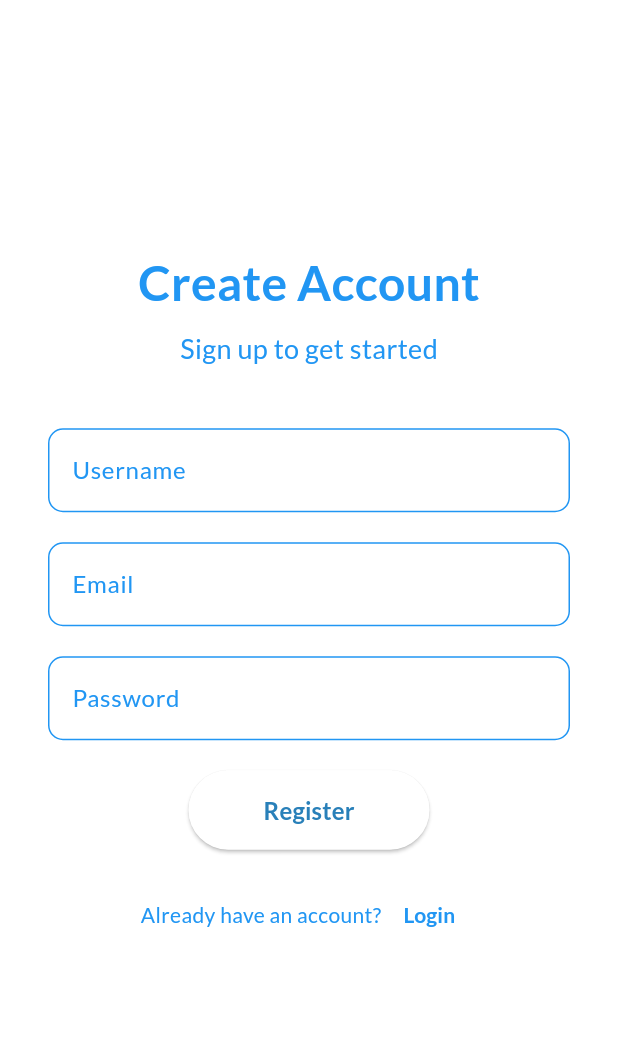
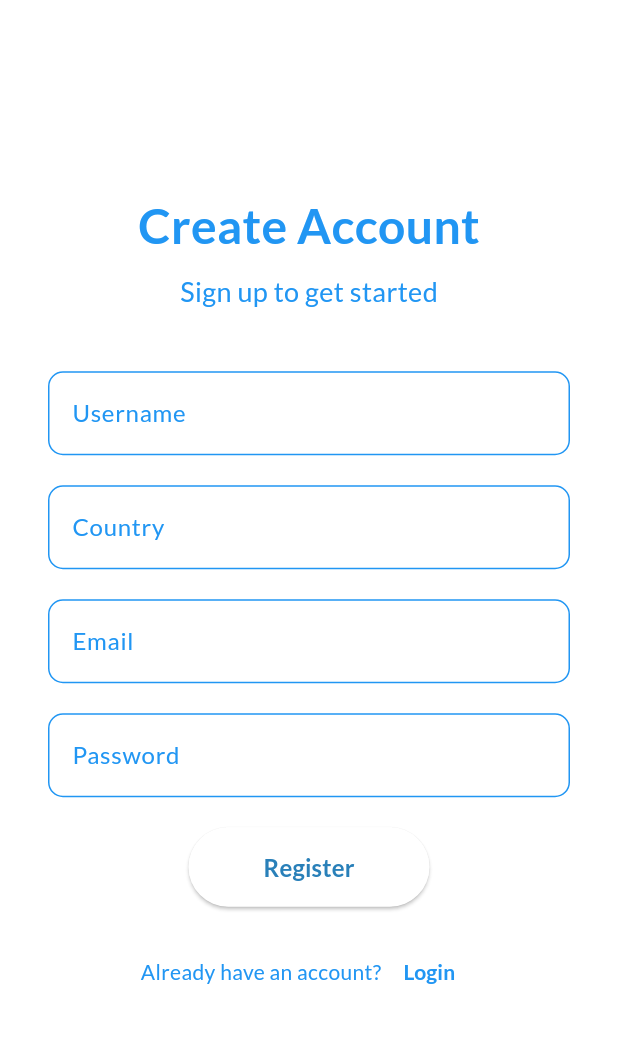
Before and after one commit to MdFarhanRaja/chatting_app, a Flutter app: the screen it shows after launch, after a tap on "Login", after a tap on "Register", on a phone screen of 412 x 824 dp, the part 60-1103 px from its top. Run offline on Flutter 3.47's test engine with Material 3 defaults, Android fonts, the phone set to English and light mode, and no system bars; our stand-ins replace dio, firebase_auth, firebase_core, firebase_messaging, flutter_local_notifications, flutter_spinkit and 8 more; missing offline and left inert: mobile_scanner; accounts and stored records are empty; generated files the repository leaves out were written again; network calls fail; key blocks and very long unbroken strings in the code were emptied for the run.

Commit message:
add country selection with API integration to registration form

```diff
--- a/lib/base_class.dart
+++ b/lib/base_class.dart
@@ -8,6 +8,7 @@ import 'package:provider/provider.dart';
 import 'providers/app_locale_provider.dart';
 import 'providers/auth_provider.dart' as FA;
 import 'providers/chat_provider.dart';
+import 'providers/country_provider.dart';
 import 'utils/app_constants.dart';
 import 'utils/logger.dart';
 import 'widgets/two_button_dialog.dart';
@@ -21,11 +22,13 @@ abstract class BaseClass<T extends StatefulWidget> extends State<T> {
   late FA.AuthProvider authProvider;
   late ChatProvider chatProvider;
   late AppLocaleProvider appLocaleProvider;
+  late CountryProvider countryProvider;
 
   initProvider() {
     authProvider = Provider.of<FA.AuthProvider>(context, listen: false);
     chatProvider = Provider.of<ChatProvider>(context, listen: false);
     appLocaleProvider = Provider.of<AppLocaleProvider>(context, listen: false);
+    countryProvider = Provider.of<CountryProvider>(context, listen: false);
   }
 
   AppLocalizations AppLocale() {
--- a/lib/l10n/app_ar.arb
+++ b/lib/l10n/app_ar.arb
@@ -27,5 +27,8 @@
     "username": "اسم المستخدم",
     "email": "البريد الإلكتروني",
     "userId": "رقم المستخدم",
-    "chats": "المحادثات"
+    "chats": "المحادثات",
+    "country": "البلد",
+    "pleaseSelectYourCountry": "الرجاء اختيار بلدك",
+    "pleaseEnterYourCountry": "الرجاء إدخال بلدك"
 }
--- a/lib/l10n/app_en.arb
+++ b/lib/l10n/app_en.arb
@@ -27,5 +27,8 @@
     "username": "Username",
     "email": "Email",
     "userId": "User ID",
-    "chats": "Chats"
+    "chats": "Chats",
+    "country": "Country",
+    "pleaseSelectYourCountry": "Please select your country",
+    "pleaseEnterYourCountry": "Please enter your country"
 }
--- a/lib/main.dart
+++ b/lib/main.dart
@@ -3,6 +3,7 @@ import 'package:firebase_core/firebase_core.dart';
 import 'package:flutter/material.dart';
 import 'package:flutter_application_1/base_class.dart';
 import 'package:flutter_application_1/providers/notification_provider.dart';
+import 'package:flutter_application_1/providers/country_provider.dart';
 import 'package:flutter_application_1/providers/chat_provider.dart';
 import 'package:flutter_application_1/screens/home_screen.dart';
 import 'package:google_fonts/google_fonts.dart';
@@ -49,6 +50,7 @@ Widget runWithProvider(Widget app) {
       ),
       ChangeNotifierProvider(create: (_) => ChatProvider()),
       ChangeNotifierProvider(create: (_) => AppLocaleProvider()),
+      ChangeNotifierProvider(create: (_) => CountryProvider()),
     ],
     child: app,
   );
--- /dev/null
+++ b/lib/models/country.dart
@@ -0,0 +1,11 @@
+class Country {
+  final String name;
+
+  Country({required this.name});
+
+  factory Country.fromJson(Map<String, dynamic> json) {
+    return Country(
+      name: json['name']['common'],
+    );
+  }
+}
--- /dev/null
+++ b/lib/providers/country_provider.dart
@@ -0,0 +1,44 @@
+import 'dart:convert';
+import 'package:flutter/material.dart';
+import 'package:flutter_application_1/models/country.dart';
+import 'package:flutter_application_1/providers/base_provider.dart';
+import 'package:flutter_application_1/services/country_service.dart';
+
+import 'package:flutter_application_1/network/call_back_listeners.dart';
+
+class CountryProvider extends BaseProvider implements ApiResponse {
+  late CountryService _countryService;
+  List<Country> _countries = [];
+  bool _isLoading = false;
+
+  List<Country> get countries => _countries;
+  bool get isLoading => _isLoading;
+
+  CountryProvider() {
+    _countryService = CountryService(this);
+  }
+
+  Future<void> getCountries() async {
+    _isLoading = true;
+    notifyListeners();
+    await _countryService.getCountries();
+  }
+
+  @override
+  void onError(String error, int statusCode, Enum requestCode) {
+    _isLoading = false;
+    notifyListeners();
+    // You can add more robust error handling here
+    debugPrint('Error fetching countries: $error');
+  }
+
+  @override
+  void onResponse(String response, int statusCode, Enum requestCode) {
+    if (requestCode == CountryApiRequestCode.getCountries) {
+      final List<dynamic> countryList = json.decode(response);
+      _countries = countryList.map((data) => Country.fromJson(data)).toList();
+      _isLoading = false;
+      notifyListeners();
+    }
+  }
+}
--- a/lib/screens/register_screen.dart
+++ b/lib/screens/register_screen.dart
@@ -1,12 +1,15 @@
 import 'package:flutter/material.dart';
+
+import 'package:flutter_application_1/base_class.dart';
+import 'package:flutter_application_1/models/country.dart';
+import 'package:flutter_application_1/providers/country_provider.dart';
 import 'package:flutter_application_1/providers/auth_provider.dart';
 import 'package:flutter_application_1/screens/home_screen.dart';
 import 'package:flutter_application_1/utils/app_constants.dart';
 import 'package:flutter_application_1/widgets/text_form_field_widget.dart';
+import 'package:flutter_spinkit/flutter_spinkit.dart';
 import 'package:google_fonts/google_fonts.dart';
 import 'package:provider/provider.dart';
-
-import '../base_class.dart';
 
 class RegisterScreen extends StatefulWidget {
   const RegisterScreen({super.key});
@@ -20,10 +23,15 @@ class _RegisterScreenState extends BaseClass<RegisterScreen> {
   final _usernameController = TextEditingController();
   final _emailController = TextEditingController();
   final _passwordController = TextEditingController();
-
+  final _countryController = TextEditingController();
+  List<Country> _filteredCountries = [];
   @override
   void initState() {
     super.initState();
+    // Fetch countries when the screen initializes
+    WidgetsBinding.instance.addPostFrameCallback((_) {
+      countryProvider.getCountries();
+    });
     initProvider();
   }
 
@@ -85,6 +93,51 @@ class _RegisterScreenState extends BaseClass<RegisterScreen> {
                       return AppLocale().pleaseEnterYourUsername;
                     }
                     return null;
+                  },
+                ),
+                const SizedBox(height: 20.0),
+                Consumer<CountryProvider>(
+                  builder: (context, countryProvider, child) {
+                    return Stack(
+                      alignment:
+                          isArabic
+                              ? Alignment.centerLeft
+                              : Alignment.centerRight,
+                      children: [
+                        TextFormFieldWidget(
+                          enabled: !countryProvider.isLoading,
+                          enableInteractiveSelection: false,
+                          controller: _countryController,
+                          labelText: AppLocale().country,
+                          onTap: () {
+                            if (countryProvider.countries.isNotEmpty) {
+                              _showCountryPickerDialog(
+                                countryProvider.countries,
+                              );
+                            }
+                          },
+                          validator: (value) {
+                            if (value == null || value.isEmpty) {
+                              return AppLocale().pleaseSelectYourCountry;
+                            }
+                            return null;
+                          },
+                        ),
+                        if (countryProvider.isLoading)
+                          Container(
+                            margin: EdgeInsets.only(
+                              left: isArabic ? 10 : 0,
+                              right: isArabic ? 0 : 10,
+                            ),
+                            height: 24,
+                            width: 24,
+                            child: SpinKitFadingCircle(
+                              color: Color(0xFFddb12e),
+                              size: 24,
+                            ),
+                          ),
+                      ],
+                    );
                   },
                 ),
                 const SizedBox(height: 20.0),
@@ -195,4 +248,84 @@ class _RegisterScreenState extends BaseClass<RegisterScreen> {
       ),
     );
   }
+
+  void _showCountryPickerDialog(List<Country> countries) {
+    // Initialize filtered countries with the full list
+    _filteredCountries = countries;
+    showDialog(
+      context: context,
+      builder: (context) {
+        return StatefulBuilder(
+          builder: (context, setState) {
+            return AlertDialog(
+              title: Text(AppLocale().country),
+              content: SizedBox(
+                width: double.maxFinite,
+                child: Column(
+                  mainAxisSize: MainAxisSize.min,
+                  children: [
+                    TextField(
+                      decoration: InputDecoration(hintText: 'Search...'),
+                      onChanged: (value) {
+                        setState(() {
+                          _filteredCountries =
+                              countries
+                                  .where(
+                                    (country) => country.name
+                                        .toLowerCase()
+                                        .contains(value.toLowerCase()),
+                                  )
+                                  .toList();
+                        });
+                      },
+                    ),
+                    Expanded(
+                      child: ListView.builder(
+                        shrinkWrap: true,
+                        itemCount: _filteredCountries.length,
+                        itemBuilder: (context, index) {
+                          return ListTile(
+                            title: Text(_filteredCountries[index].name),
+                            onTap: () {
+                              _countryController.text =
+                                  _filteredCountries[index].name;
+                              Navigator.of(context).pop();
+                            },
+                          );
+                        },
+                      ),
+                    ),
+                  ],
+                ),
+              ),
+            );
+          },
+        );
+      },
+    );
+  }
+
+  void showCountryPicker() async {
+    /* final country = await showCountryPicker(
+      context: context,
+      countryListTheme: const CountryListThemeData(
+        borderRadius: BorderRadius.only(
+          topLeft: Radius.circular(10.0),
+          topRight: Radius.circular(10.0),
+        ),
+        bottomSheetTheme: BottomSheetThemeData(
+          shape: RoundedRectangleBorder(
+            borderRadius: BorderRadius.circular(10.0),
+          ),
+        ),
+      ),
+      onCountryChanged: (country) {
+        _countryController.text = country.name;
+      },
+    );
+
+    if (country != null) {
+      _countryController.text = country.name;
+    } */
+  }
 }
--- /dev/null
+++ b/lib/services/country_service.dart
@@ -0,0 +1,22 @@
+import 'package:flutter_application_1/network/api_call.dart';
+import 'package:flutter_application_1/network/call_back_listeners.dart';
+import 'package:flutter_application_1/network/method.dart';
+
+enum CountryApiRequestCode { getCountries }
+
+class CountryService {
+  final ApiResponse _apiResponse;
+
+  CountryService(this._apiResponse);
+
+  Future<void> getCountries() async {
+    await ApiCall.makeApiCall(
+      CountryApiRequestCode.getCountries,
+      null,
+      Method.get,
+      'all?fields=name',
+      _apiResponse,
+      baseUrl: 'https://restcountries.com/v3.1/',
+    );
+  }
+}
--- a/lib/widgets/text_form_field_widget.dart
+++ b/lib/widgets/text_form_field_widget.dart
@@ -16,6 +16,9 @@ class TextFormFieldWidget extends StatelessWidget {
   final ValueChanged<String>? onFieldSubmitted;
   final TextStyle? style;
   final InputDecoration? decoration;
+  final bool enableInteractiveSelection;
+  final bool enabled;
+  final VoidCallback? onTap;
 
   const TextFormFieldWidget({
     super.key,
@@ -34,6 +37,9 @@ class TextFormFieldWidget extends StatelessWidget {
     this.onFieldSubmitted,
     this.style,
     this.decoration,
+    this.enableInteractiveSelection = true,
+    this.enabled = true,
+    this.onTap,
   });
 
   @override
@@ -70,14 +76,17 @@ class TextFormFieldWidget extends StatelessWidget {
 
     return TextFormField(
       controller: controller,
+      enabled: enabled,
+      enableInteractiveSelection: enableInteractiveSelection,
       focusNode: focusNode,
       obscureText: obscureText,
       keyboardType: keyboardType,
       validator: validator,
       onSaved: onSaved,
       onChanged: onChanged,
+      onTap: onTap,
+      onFieldSubmitted: onFieldSubmitted,
       onEditingComplete: onEditingComplete,
-      onFieldSubmitted: onFieldSubmitted,
       style: style ?? const TextStyle(color: Colors.black),
       decoration: decoration ?? defaultDecoration,
     );
```
